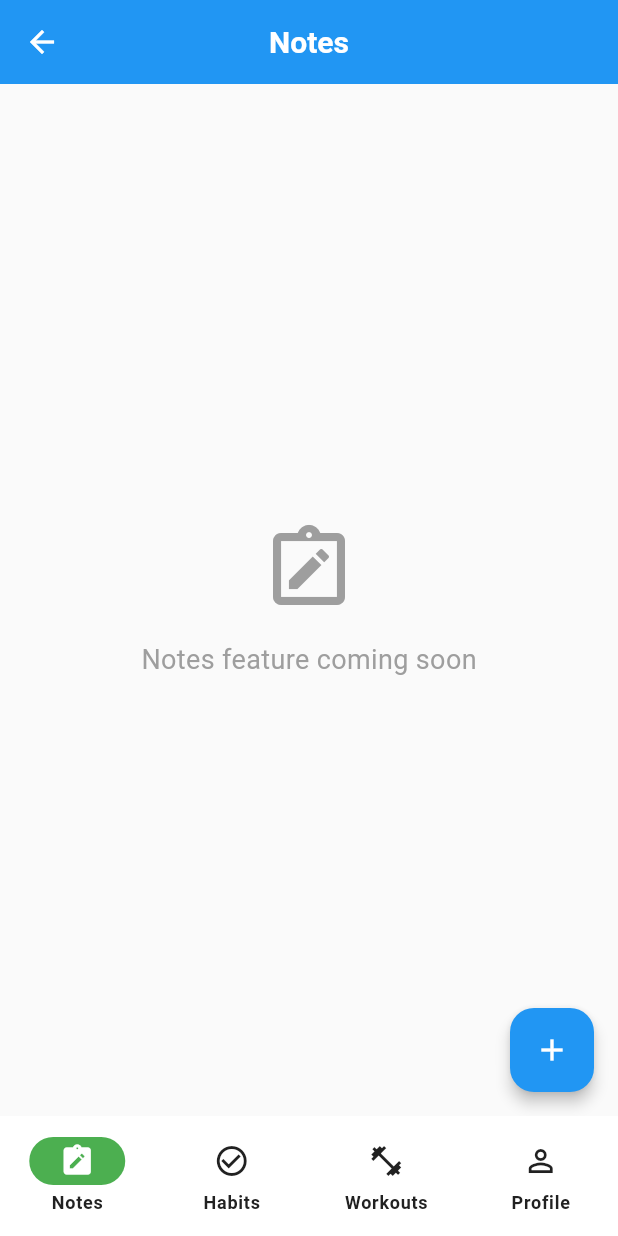
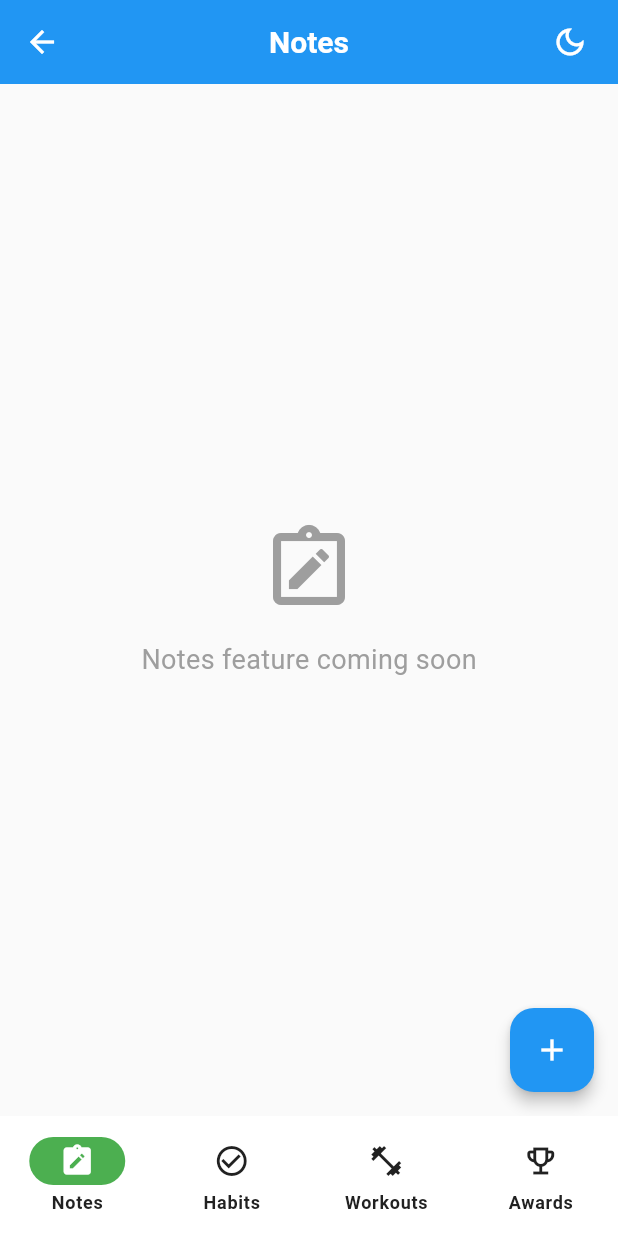
Before and after one commit to ukma-cs-ssdm-2025/team-badhabits, a Flutter app: the MainNavigation screen opened directly, on a phone screen of 412 x 824 dp. Run offline on Flutter 3.47's test engine with Material 3 defaults, Android fonts, the phone set to English and light mode, and no system bars; our stand-ins replace cloud_firestore, dartz, equatable, firebase_auth, firebase_core, firebase_storage and 3 more; accounts and stored records are empty.

Commit message:
feat: add dark/light theme switcher

```diff
--- a/src/frontend/lib/core/theme/app_theme.dart
+++ b/src/frontend/lib/core/theme/app_theme.dart
@@ -330,7 +330,7 @@ class AppTheme {
       // Input decoration
       inputDecorationTheme: InputDecorationTheme(
         filled: true,
-        fillColor: darkSurface,
+        fillColor: const Color(0xFF2C2C2C), // Darker background for better contrast
         border: OutlineInputBorder(
           borderRadius: BorderRadius.circular(8),
           borderSide: BorderSide(color: Colors.grey.shade700),
@@ -344,6 +344,9 @@ class AppTheme {
           borderSide: const BorderSide(color: primaryBlue, width: 2),
         ),
         contentPadding: const EdgeInsets.symmetric(horizontal: 16, vertical: 16),
+        // Text style for dark theme
+        hintStyle: TextStyle(color: darkTextSecondary),
+        labelStyle: TextStyle(color: darkTextSecondary),
       ),
 
       // Floating action button
--- /dev/null
+++ b/src/frontend/lib/core/theme/theme_cubit.dart
@@ -0,0 +1,25 @@
+import 'package:flutter_bloc/flutter_bloc.dart';
+
+/// App theme mode state
+enum AppThemeMode {
+  light,
+  dark,
+}
+
+/// Cubit for managing app theme
+class ThemeCubit extends Cubit<AppThemeMode> {
+  ThemeCubit() : super(AppThemeMode.light);
+
+  /// Toggle between light and dark theme
+  void toggleTheme() {
+    emit(state == AppThemeMode.light ? AppThemeMode.dark : AppThemeMode.light);
+  }
+
+  /// Set theme explicitly
+  void setTheme(AppThemeMode mode) {
+    emit(mode);
+  }
+
+  /// Check if current theme is dark
+  bool get isDark => state == AppThemeMode.dark;
+}
--- a/src/frontend/lib/features/achievements/presentation/pages/achievements_page.dart
+++ b/src/frontend/lib/features/achievements/presentation/pages/achievements_page.dart
@@ -6,9 +6,6 @@ class AchievementsPage extends StatelessWidget {
   @override
   Widget build(BuildContext context) {
     return Scaffold(
-      appBar: AppBar(
-        title: const Text('Achievements'),
-      ),
       body: const Center(
         child: Column(
           mainAxisAlignment: MainAxisAlignment.center,
--- a/src/frontend/lib/features/habits/presentation/pages/habits_page.dart
+++ b/src/frontend/lib/features/habits/presentation/pages/habits_page.dart
@@ -6,9 +6,6 @@ class HabitsPage extends StatelessWidget {
   @override
   Widget build(BuildContext context) {
     return Scaffold(
-      appBar: AppBar(
-        title: const Text('Habits'),
-      ),
       body: const Center(
         child: Column(
           mainAxisAlignment: MainAxisAlignment.center,
--- a/src/frontend/lib/features/notes/presentation/pages/notes_page.dart
+++ b/src/frontend/lib/features/notes/presentation/pages/notes_page.dart
@@ -6,9 +6,6 @@ class NotesPage extends StatelessWidget {
   @override
   Widget build(BuildContext context) {
     return Scaffold(
-      appBar: AppBar(
-        title: const Text('Notes'),
-      ),
       body: const Center(
         child: Column(
           mainAxisAlignment: MainAxisAlignment.center,
--- a/src/frontend/lib/features/workouts/presentation/pages/workouts_page.dart
+++ b/src/frontend/lib/features/workouts/presentation/pages/workouts_page.dart
@@ -6,9 +6,6 @@ class WorkoutsPage extends StatelessWidget {
   @override
   Widget build(BuildContext context) {
     return Scaffold(
-      appBar: AppBar(
-        title: const Text('Workouts'),
-      ),
       body: const Center(
         child: Column(
           mainAxisAlignment: MainAxisAlignment.center,
--- a/src/frontend/lib/shared/widgets/main_navigation.dart
+++ b/src/frontend/lib/shared/widgets/main_navigation.dart
@@ -1,9 +1,13 @@
 import 'package:flutter/material.dart';
 import 'package:flutter_bloc/flutter_bloc.dart';
 import 'package:frontend/core/di/injection_container.dart' as di;
+import 'package:frontend/core/theme/theme_cubit.dart';
 import 'package:frontend/features/notes/presentation/pages/notes_page.dart';
 import 'package:frontend/features/habits/presentation/pages/habits_page.dart';
 import 'package:frontend/features/workouts/presentation/pages/workouts_page.dart';
+import 'package:frontend/features/achievements/presentation/pages/achievements_page.dart';
+import 'package:frontend/features/auth/presentation/bloc/auth_bloc.dart';
+import 'package:frontend/features/auth/presentation/bloc/auth_state.dart';
 import 'package:frontend/features/profile/presentation/bloc/profile_bloc.dart';
 import 'package:frontend/features/profile/presentation/pages/profile_page.dart';
 
@@ -17,19 +21,87 @@ class MainNavigation extends StatefulWidget {
 class _MainNavigationState extends State<MainNavigation> {
   int _currentIndex = 0;
 
-  late final List<Widget> _pages = [
-    const NotesPage(),
-    const HabitsPage(),
-    const WorkoutsPage(),
-    BlocProvider(
-      create: (context) => di.sl<ProfileBloc>(),
-      child: const ProfilePage(),
-    ),
+  final List<Widget> _pages = const [
+    NotesPage(),
+    HabitsPage(),
+    WorkoutsPage(),
+    AchievementsPage(),
   ];
+
+  final List<String> _pageTitles = const [
+    'Notes',
+    'Habits',
+    'Workouts',
+    'Achievements',
+  ];
+
+  void _navigateToProfile() {
+    Navigator.of(context).push(
+      MaterialPageRoute(
+        builder: (context) => BlocProvider(
+          create: (context) => di.sl<ProfileBloc>(),
+          child: const ProfilePage(),
+        ),
+      ),
+    );
+  }
 
   @override
   Widget build(BuildContext context) {
     return Scaffold(
+      appBar: AppBar(
+        title: Text(_pageTitles[_currentIndex]),
+        actions: [
+          // Theme toggle button
+          BlocBuilder<ThemeCubit, AppThemeMode>(
+            builder: (context, themeMode) {
+              return IconButton(
+                icon: Icon(
+                  themeMode == AppThemeMode.light
+                      ? Icons.dark_mode_outlined
+                      : Icons.light_mode_outlined,
+                ),
+                onPressed: () {
+                  context.read<ThemeCubit>().toggleTheme();
+                },
+                tooltip: themeMode == AppThemeMode.light
+                    ? 'Switch to dark theme'
+                    : 'Switch to light theme',
+              );
+            },
+          ),
+          // Avatar button
+          Padding(
+            padding: const EdgeInsets.only(right: 8.0),
+            child: BlocBuilder<AuthBloc, AuthState>(
+              builder: (context, state) {
+                if (state is! Authenticated) {
+                  return const SizedBox.shrink();
+                }
+
+                final user = state.user;
+                final hasAvatar = user.avatarUrl != null && user.avatarUrl!.isNotEmpty;
+
+                return GestureDetector(
+                  onTap: _navigateToProfile,
+                  child: CircleAvatar(
+                    radius: 18,
+                    backgroundColor: Colors.white.withOpacity(0.2),
+                    backgroundImage: hasAvatar ? NetworkImage(user.avatarUrl!) : null,
+                    child: !hasAvatar
+                        ? Icon(
+                            Icons.person,
+                            size: 20,
+                            color: Colors.white.withOpacity(0.9),
+                          )
+                        : null,
+                  ),
+                );
+              },
+            ),
+          ),
+        ],
+      ),
       body: IndexedStack(
         index: _currentIndex,
         children: _pages,
@@ -58,9 +130,9 @@ class _MainNavigationState extends State<MainNavigation> {
             label: 'Workouts',
           ),
           NavigationDestination(
-            icon: Icon(Icons.person_outline),
-            selectedIcon: Icon(Icons.person),
-            label: 'Profile',
+            icon: Icon(Icons.emoji_events_outlined),
+            selectedIcon: Icon(Icons.emoji_events),
+            label: 'Awards',
           ),
         ],
       ),
```
Also changed, not shown: src/frontend/lib/core/di/injection_container.dart (+10 -0 lines), src/frontend/lib/features/profile/presentation/pages/edit_profile_page.dart (+7 -0 lines), src/frontend/lib/features/profile/presentation/pages/profile_page.dart (+20 -8 lines), src/frontend/lib/main.dart (+17 -3 lines).
